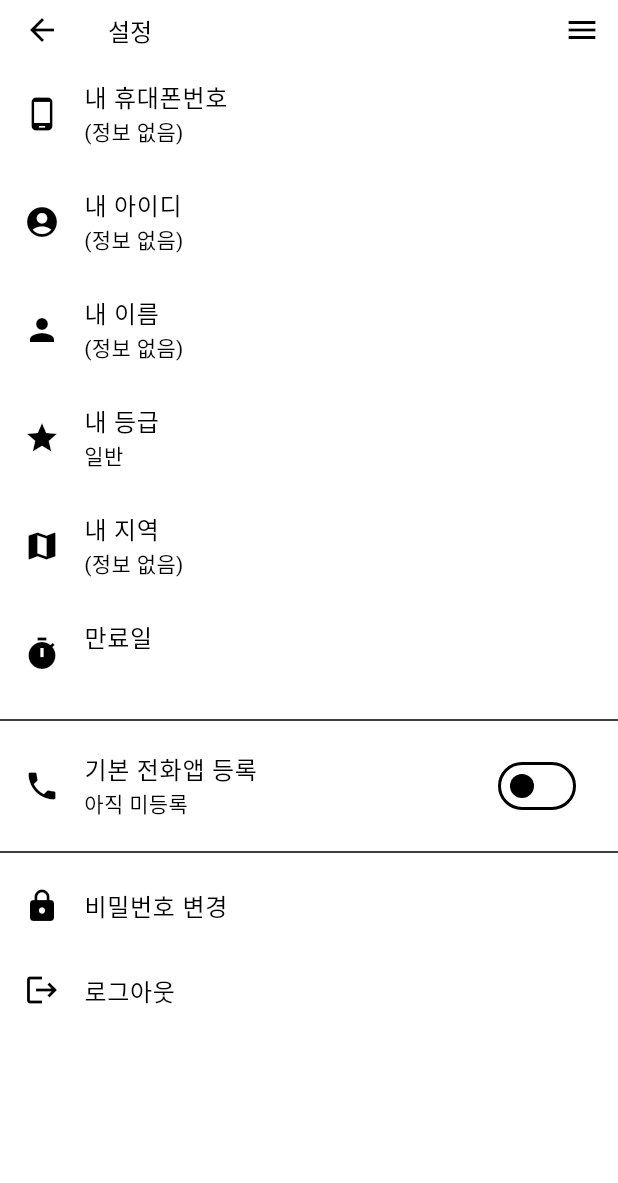
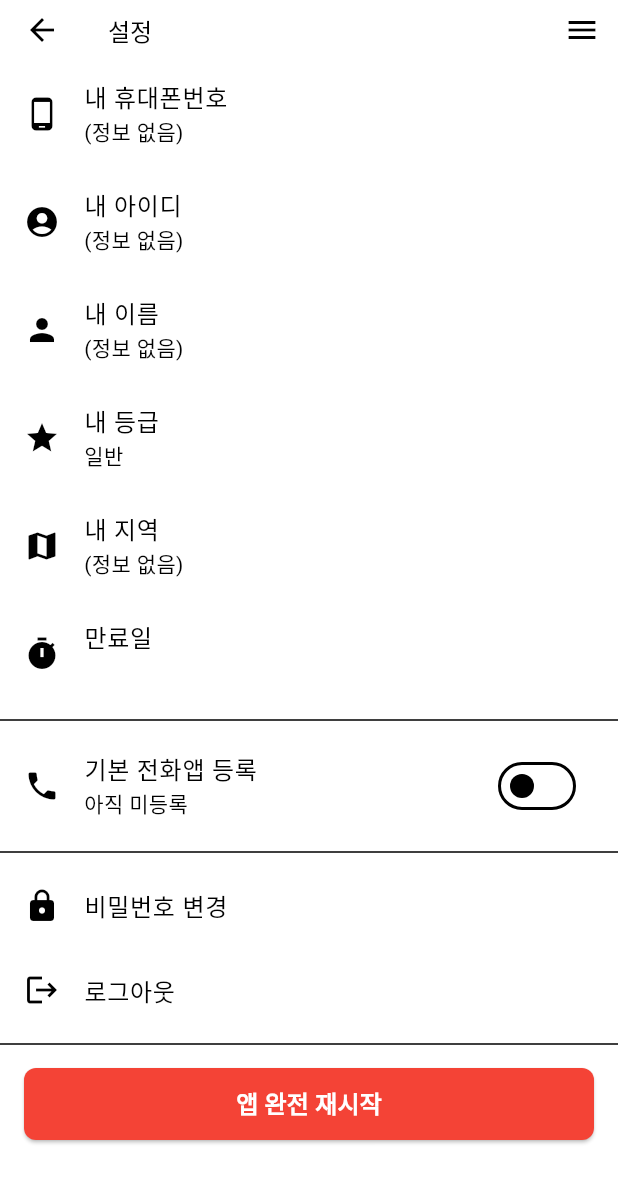
Before and after one commit to phyuzion/jumo, a Flutter app: the SettingsScreen screen opened by its route, on a phone screen of 412 x 824 dp. Shown: the top 1183 px of the screen. Run offline on Flutter 3.47's test engine with Material 3 defaults, Android fonts, the phone set to English and light mode, and no system bars; our stand-ins replace device_info_plus, dio, event_bus, flutter_local_notifications, fluttertoast, get_it and 5 more; missing offline and left inert: app_installer, call_e_log, flutter_background_service, flutter_background_service_android, flutter_broadcasts_4m, flutter_quill and 6 more; accounts and stored records are empty; network calls fail; project files that could hold a hidden picture were left out.

Commit message:
Update settings_screen.dart
add reset function

```diff
--- a/mobile/mobile/lib/screens/settings_screen.dart
+++ b/mobile/mobile/lib/screens/settings_screen.dart
@@ -18,6 +18,7 @@ import 'package:mobile/utils/app_event_bus.dart';
 import 'package:url_launcher/url_launcher.dart';
 import 'dart:developer';
 import 'package:flutter_background_service/flutter_background_service.dart';
+import 'package:restart_app/restart_app.dart';
 //import 'package:system_alert_window/system_alert_window.dart';
 
 class SettingsScreen extends StatefulWidget {
@@ -904,6 +905,64 @@ class _SettingsScreenState extends State<SettingsScreen>
               );
             },
           ),
+
+          // 구분선 추가
+          const Divider(thickness: 1),
+
+          // 앱 재시작 버튼 추가
+          Padding(
+            padding: const EdgeInsets.symmetric(
+              horizontal: 16.0,
+              vertical: 8.0,
+            ),
+            child: ElevatedButton(
+              style: ElevatedButton.styleFrom(
+                backgroundColor: Colors.red,
+                foregroundColor: Colors.white,
+                padding: const EdgeInsets.symmetric(vertical: 12.0),
+                shape: RoundedRectangleBorder(
+                  borderRadius: BorderRadius.circular(8.0),
+                ),
+              ),
+              onPressed: () {
+                // 재시작 전 확인 다이얼로그 표시
+                showDialog(
+                  context: context,
+                  builder:
+                      (context) => AlertDialog(
+                        title: const Text('앱 재시작'),
+                        content: const Text(
+                          '앱을 완전히 재시작하시겠습니까?\n(저장된 데이터는 유지됩니다)',
+                        ),
+                        actions: [
+                          TextButton(
+                            onPressed: () => Navigator.pop(context),
+                            child: const Text('취소'),
+                          ),
+                          TextButton(
+                            onPressed: () {
+                              Navigator.pop(context);
+                              // restart_app 패키지를 사용하여 앱 재시작
+                              Restart.restartApp(
+                                notificationTitle: '앱 재시작 중',
+                                notificationBody: '여기를 탭하여 앱을 다시 열어주세요.',
+                              );
+                            },
+                            child: const Text('재시작'),
+                          ),
+                        ],
+                      ),
+                );
+              },
+              child: const Text(
+                '앱 완전 재시작',
+                style: TextStyle(fontSize: 16.0, fontWeight: FontWeight.bold),
+              ),
+            ),
+          ),
+
+          // 하단 여백 추가
+          const SizedBox(height: 16.0),
         ],
       ),
     );
```
